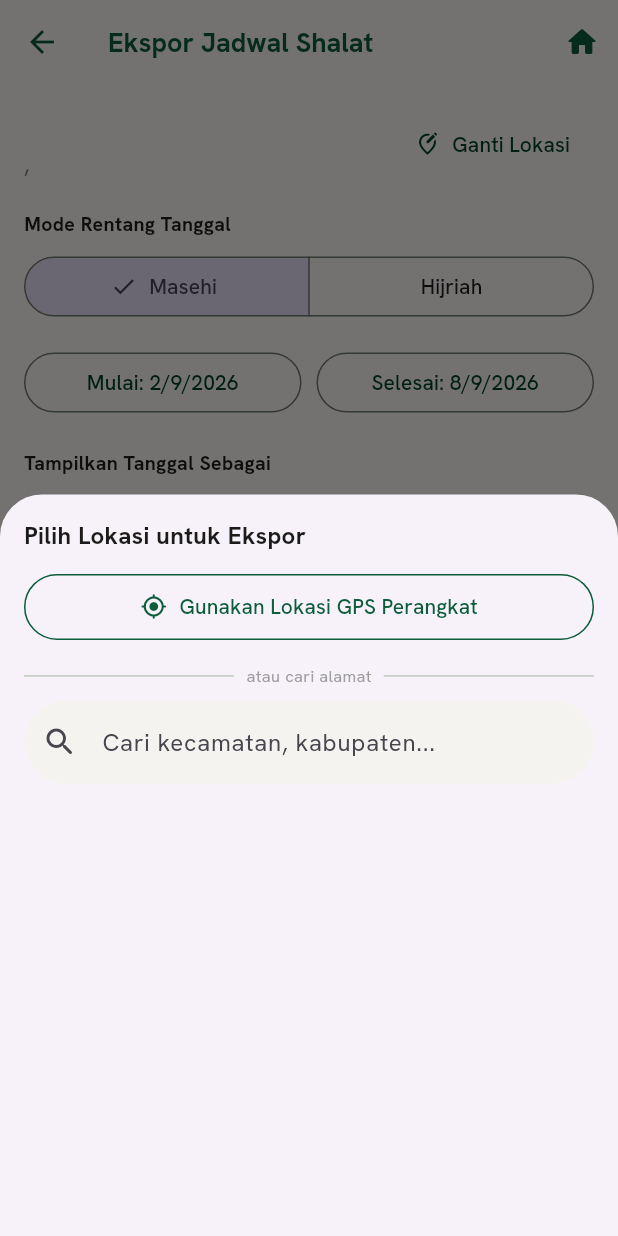
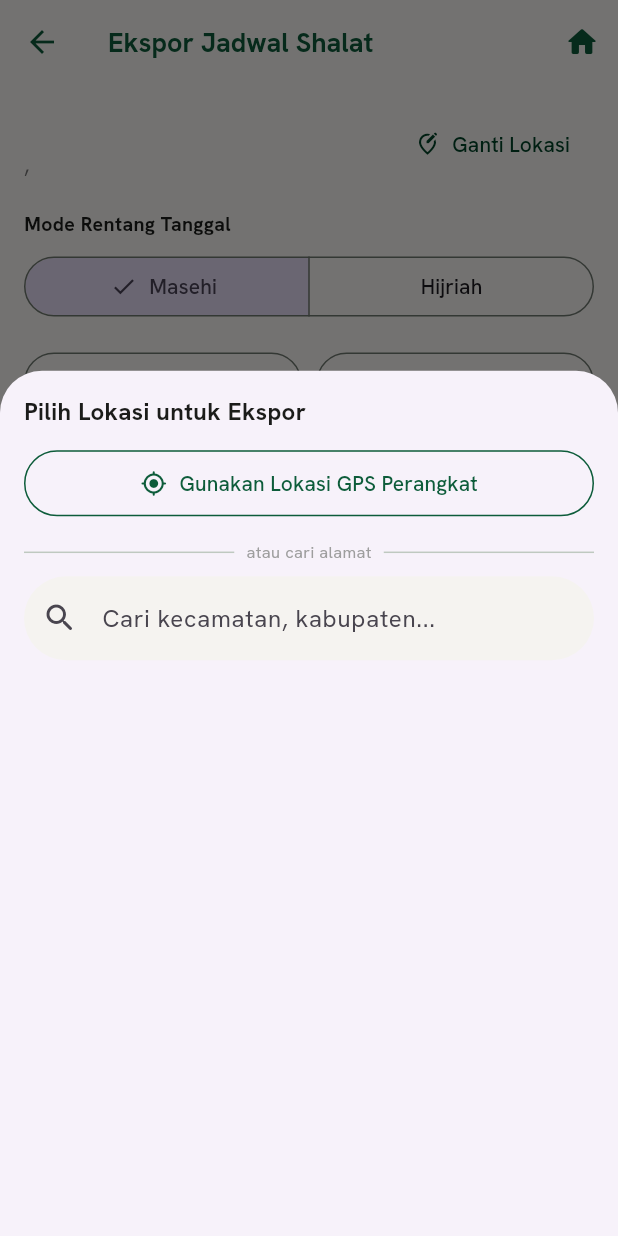
Before and after one commit to alfinfahmi/Pencari-Kecamatan-V3, a Flutter app: the ExportJadwalScreen screen opened directly with empty values, after a tap on "Ganti Lokasi", on a phone screen of 412 x 824 dp. Run offline on Flutter 3.47's test engine with Material 3 defaults, Android fonts, the phone set to English and light mode, and no system bars; our stand-ins replace flutter_compass, flutter_local_notifications, geolocator, google_fonts, hive, hive_flutter and 5 more; missing offline and left inert: encrypt; accounts and stored records are empty; statements that could not run were skipped.

Commit message:
Refactor location picker to use fixed height layout
Replaced DraggableScrollableSheet with a fixed height layout to prevent issues with keyboard interactions and focus loss.

```diff
--- a/lib/widgets/location_picker_sheet.dart
+++ b/lib/widgets/location_picker_sheet.dart
@@ -49,15 +49,18 @@ class _LocationPickerSheetState extends State<LocationPickerSheet> {
 
   @override
   Widget build(BuildContext context) {
+    // Tinggi TETAP (bukan DraggableScrollableSheet yang ukurannya dinamis)
+    // -- DraggableScrollableSheet punya riwayat masalah dikenal: saat
+    // keyboard muncul/berubah tinggi, ia bisa memicu rebuild total pada
+    // konten di dalamnya, yang membuat fokus TextField hilang setiap kali
+    // (gejala: keyboard langsung tertutup tiap ketik satu huruf). Struktur
+    // tetap ini menghilangkan seluruh sumber masalah tersebut.
+    final tinggiLayar = MediaQuery.of(context).size.height;
     return Padding(
       padding: EdgeInsets.only(bottom: MediaQuery.of(context).viewInsets.bottom),
-      child: DraggableScrollableSheet(
-        initialChildSize: 0.6,
-        minChildSize: 0.4,
-        maxChildSize: 0.9,
-        expand: false,
-        builder: (context, scrollController) {
-          return Padding(
+      child: SizedBox(
+        height: tinggiLayar * 0.7,
+        child: Padding(
           padding: const EdgeInsets.all(16),
           child: Column(
             crossAxisAlignment: CrossAxisAlignment.start,
@@ -102,7 +105,6 @@ class _LocationPickerSheetState extends State<LocationPickerSheet> {
               const SizedBox(height: 8),
               Expanded(
                 child: ListView.builder(
-                    controller: scrollController,
                   itemCount: _hasil.length,
                   itemBuilder: (context, i) {
                     final item = _hasil[i];
@@ -117,8 +119,7 @@ class _LocationPickerSheetState extends State<LocationPickerSheet> {
               ),
             ],
           ),
-          );
-        },
+        ),
       ),
     );
   }
```
Lines whose indentation alone changed are shown as unchanged.
